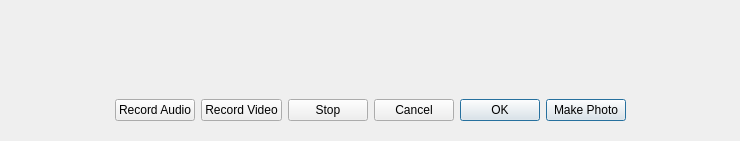
Before: the Qt Designer form ui/recorder.ui in tdauth/gustavsfairyland, drawn with Qt 5.
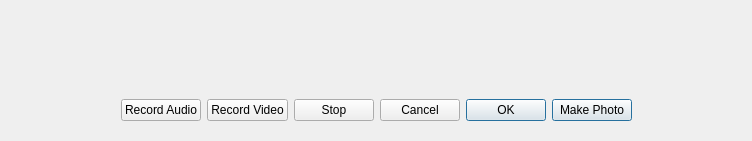
After: the same form once the commit is applied. Icons and pictures are not drawn.

Diff of the .ui file:
```diff
--- a/ui/recorder.ui
+++ b/ui/recorder.ui
@@ -9,7 +9,7 @@
    <rect>
     <x>0</x>
     <y>0</y>
-    <width>740</width>
+    <width>752</width>
     <height>141</height>
    </rect>
   </property>
```
Left out of the diff: 4 changed lines with no effect on the pictures.
